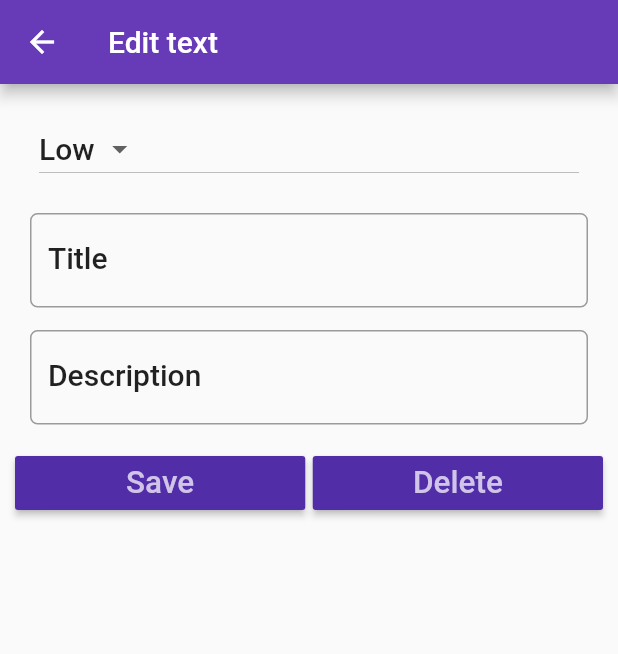
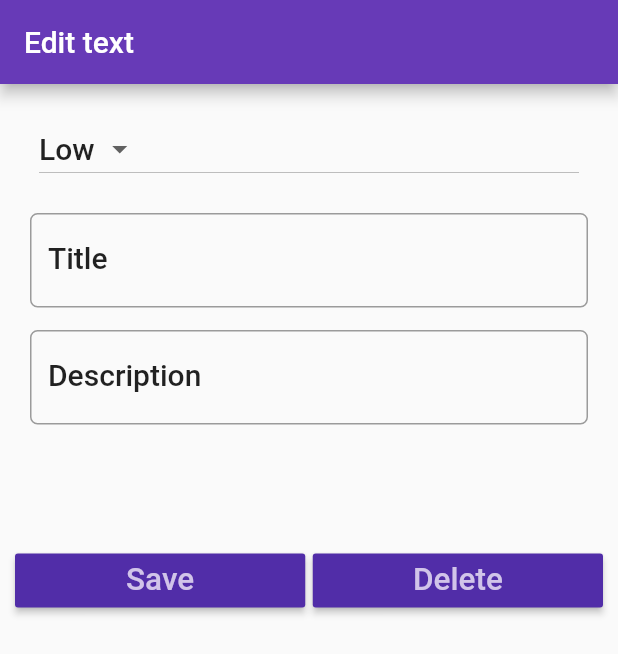
Before and after one commit to NazmulIslambd/NoteKeeper-App, a Flutter app: the NoteDetail screen opened directly, on a phone screen of 412 x 824 dp. Shown: the top 654 px of the screen. Run offline on Flutter 3.47's test engine with Material 2 defaults, Android fonts, the phone set to English and light mode, and no system bars.

Commit message:
note detail UI page

```diff
--- a/lib/main.dart
+++ b/lib/main.dart
@@ -1,5 +1,6 @@
 import 'package:flutter/material.dart';
 import 'package:note_keeper/screens/note_list.dart';
+import 'package:note_keeper/screens/note_detail.dart';
 void main()=> runApp(MyApp());
 class MyApp extends StatelessWidget {
   @override
@@ -10,7 +11,7 @@ class MyApp extends StatelessWidget {
       theme: ThemeData(
         primarySwatch: Colors.deepPurple
       ),
-      home: NoteList(), // get class from note_list.dart class.
+      home: NoteDetail(), // get class from note_list.dart class.
     );
   }
 }
--- a/lib/screens/note_detail.dart
+++ b/lib/screens/note_detail.dart
@@ -96,14 +96,14 @@ class _NoteDetailState extends State<NoteDetail> {
                 // Fourth Element, Here i create TextField step-04
 
                 Padding(
-                  padding: EdgeInsets.only(top: 15, bottom: 15),
+                  padding: EdgeInsets.only(top: 80, bottom: 10),
                   child: Row(
                     children: <Widget>[
                       Expanded(
                           child: RaisedButton(
                         color: Theme.of(context).primaryColorDark,
                         textColor: Theme.of(context).primaryColorLight,
-                        child: Text(
+                          child: Text(
                           "Save",
                           textScaleFactor: 1.5,
                         ),
@@ -113,21 +113,21 @@ class _NoteDetailState extends State<NoteDetail> {
                               debugPrint("Press from save button");
                             }
                           });
-
                         },
                       )),
-                      Container(width: 5.0,),
+                      Container(
+                        width: 5.0,
+                      ),
                       Expanded(
                           child: RaisedButton(
                         color: Theme.of(context).primaryColorDark,
                         textColor: Theme.of(context).primaryColorLight,
-                            child: Text(
+                        child: Text(
                           "Delete",
                           textScaleFactor: 1.5,
                         ),
                         onPressed: () {
                           setState(() {
-
                             debugPrint("Press from Delete button");
                           });
                         },
```
